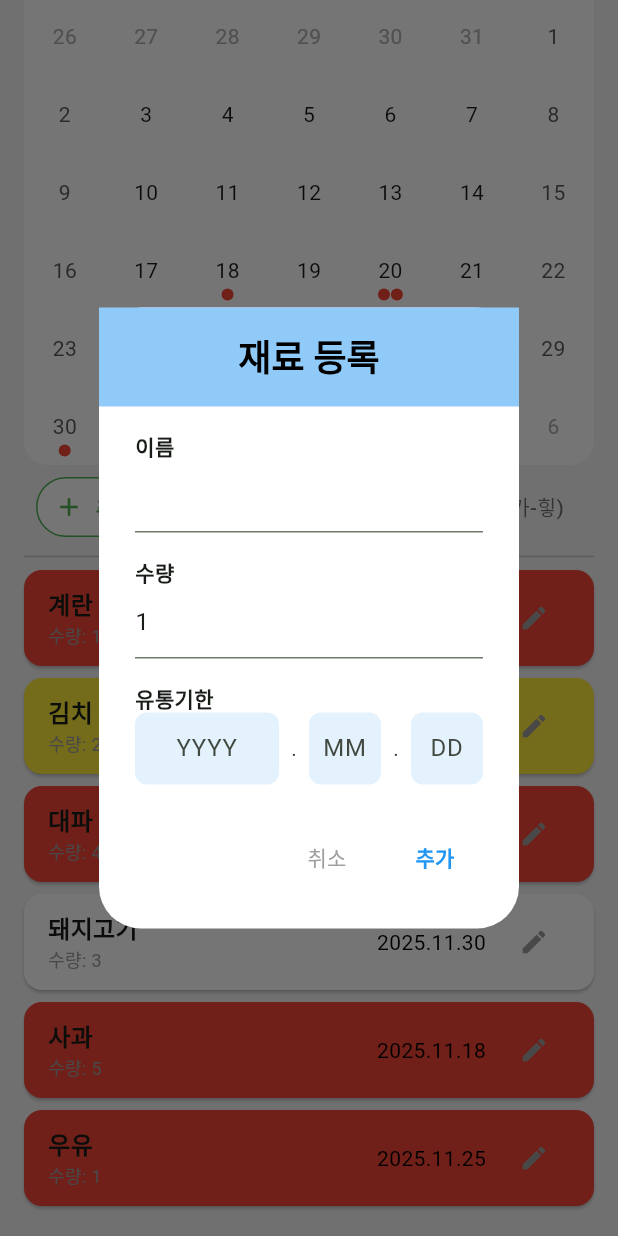
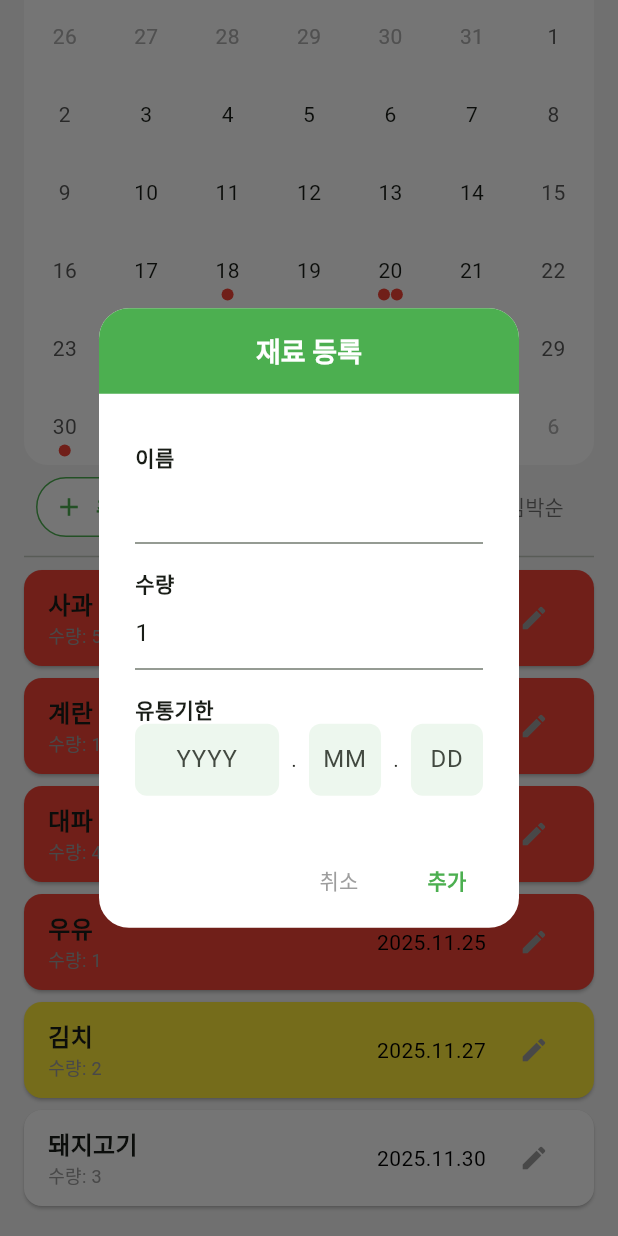
Before and after one commit to HS-Mobile-Programming/HomeMate, a Flutter app: the RefrigeratorScreen screen opened directly, scrolled down 98 dp, after a tap on "추가", on a phone screen of 412 x 824 dp. Run offline on Flutter 3.47's test engine with Material 3 defaults, Android fonts, the phone set to English and light mode, and no system bars; drawn by our look-alikes of table_calendar; our stand-ins replace cloud_firestore, firebase_core, google_generative_ai; accounts and stored records are empty.

Commit message:
재료 등록 창 디자인 개선

```diff
--- a/lib/screens/refrigerator_screen.dart
+++ b/lib/screens/refrigerator_screen.dart
@@ -51,7 +51,7 @@ class _RefrigeratorScreenState extends State<RefrigeratorScreen> {
 
   // 재료 목록의 정렬 방식 (기본값: nameAsc - 이름 오름차순)
   // 이 값에 따라 _refreshList()에서 목록을 정렬하는 방식이 달라집니다.
-  SortMode _sortMode = SortMode.nameAsc;
+  SortMode _sortMode = SortMode.expiryAsc;
 
 
   // 4. 화면에 보여질 리스트
@@ -143,23 +143,24 @@ class _RefrigeratorScreenState extends State<RefrigeratorScreen> {
     showDialog(
       context: context,
       builder: (context) { // 'context'는 다이얼로그가 그려질 위치(화면) 정보입니다.
+        final colorScheme = Theme.of(context).colorScheme;
 
-        // (내부 함수) 년/월/일 입력을 위한 텍스트 필드 UI를 생성합니다.
+        // [복원] 기존 날짜 입력용 TextField 스타일
         Widget buildDateTextField(TextEditingController controller, String hint, int maxLength) {
           return TextField(
-            controller: controller, // 이 컨트롤러와 텍스트 필드를 연결
-            maxLength: maxLength, // 최대 입력 글자 수 (예: 'YYYY'는 4)
-            keyboardType: TextInputType.number, // 숫자 키보드만 표시
-            inputFormatters: [FilteringTextInputFormatter.digitsOnly], // 숫자만 입력되도록 필터링
-            textAlign: TextAlign.center, // 텍스트 가운데 정렬
+            controller: controller,
+            maxLength: maxLength,
+            keyboardType: TextInputType.number,
+            inputFormatters: [FilteringTextInputFormatter.digitsOnly],
+            textAlign: TextAlign.center,
             decoration: InputDecoration(
-              hintText: hint, // 입력 예시 (예: "YYYY")
-              counterText: '', // '4/4' 같은 글자 수 표시 숨김
-              filled: true, // 배경색 채우기
-              fillColor: Colors.blue[50], // 연한 파란색 배경
+              hintText: hint,
+              counterText: '',
+              filled: true,
+              fillColor: colorScheme.primary.withValues(alpha: 0.1), // 연한 메인 색상으로 변경
               border: OutlineInputBorder(
                   borderRadius: BorderRadius.circular(8),
-                  borderSide: BorderSide.none // 테두리선 없음
+                  borderSide: BorderSide.none
               ),
               contentPadding: const EdgeInsets.symmetric(vertical: 12),
             ),
@@ -168,36 +169,41 @@ class _RefrigeratorScreenState extends State<RefrigeratorScreen> {
 
         // AlertDialog: 다이얼로그의 본체입니다.
         return AlertDialog(
-          // (다이얼로그 UI 코드는 동일)
           backgroundColor: Colors.white, // 다이얼로그 배경색
+          shape: RoundedRectangleBorder(borderRadius: BorderRadius.circular(20)),
           titlePadding: EdgeInsets.zero, // 제목(Title) 영역의 기본 패딩(여백) 제거
           title: Container( // 제목 영역을 직접 디자인
-            color: Colors.blue[200], // 제목 배경색
+            decoration: BoxDecoration(
+                color: colorScheme.primary, // 메인 색상으로 변경
+                borderRadius: const BorderRadius.only(
+                  topLeft: Radius.circular(20),
+                  topRight: Radius.circular(20),
+                )
+            ),
             padding: const EdgeInsets.symmetric(vertical: 16),
             child: Center(
               child: Text(
                 isEditMode ? "재료 수정" : "재료 등록", // 모드에 따라 텍스트 변경
-                style: const TextStyle(
-                    fontWeight: FontWeight.bold, color: Colors.black),
+                style: TextStyle(
+                    fontWeight: FontWeight.bold, color: colorScheme.onPrimary, fontSize: 18), // 대비되는 색상으로 변경
               ),
             ),
           ),
           content: SingleChildScrollView( // 내용(Content) 영역
-            // 내용이 길어지면 스크롤이 가능하도록 합니다.
+            padding: const EdgeInsets.only(top: 16.0),
             child: Column(
               mainAxisSize: MainAxisSize.min, // 컨텐츠 높이만큼만 다이얼로그 크기 잡기
               crossAxisAlignment: CrossAxisAlignment.start, // '이름', '수량' 글자를 왼쪽 정렬
               children: [
                 const Text("이름", style: TextStyle(fontWeight: FontWeight.bold)),
-                TextField(controller: nameController, /* ... */),
+                TextField(controller: nameController),
                 const SizedBox(height: 16), // 위젯 사이의 수직 간격
                 const Text("수량", style: TextStyle(fontWeight: FontWeight.bold)),
-                TextField(controller: quantityController, /* ... */),
+                TextField(controller: quantityController, keyboardType: TextInputType.number, inputFormatters: [FilteringTextInputFormatter.digitsOnly]),
                 const SizedBox(height: 16),
                 const Text("유통기한", style: TextStyle(fontWeight: FontWeight.bold)),
                 Row( // 년/월/일 필드를 가로로 배치
                   children: [
-                    // Expanded: Row 안에서 남은 공간을 차지하는 비율을 정합니다.
                     Expanded(flex: 2, child: buildDateTextField(yearController, "YYYY", 4)), // '년' (2비율)
                     const Padding(padding: EdgeInsets.symmetric(horizontal: 8), child: Text(".")),
                     Expanded(flex: 1, child: buildDateTextField(monthController, "MM", 2)), // '월' (1비율)
@@ -208,6 +214,7 @@ class _RefrigeratorScreenState extends State<RefrigeratorScreen> {
               ],
             ),
           ),
+          actionsPadding: const EdgeInsets.symmetric(horizontal: 16, vertical: 8),
           actions: [ // 하단 버튼(Actions) 영역
             TextButton(
               onPressed: () => Navigator.pop(context), // 버튼 누르면 다이얼로그 닫기
@@ -216,28 +223,26 @@ class _RefrigeratorScreenState extends State<RefrigeratorScreen> {
             TextButton(
               onPressed: () async { // [수정] async 추가
                 // [유효성 검사 (Validation)]
-
-                // 1. 입력값 가져오기 (trim: 앞뒤 공백 제거)
                 final name = nameController.text.trim();
                 final quantityStr = quantityController.text.trim();
                 final yearStr = yearController.text.trim();
                 final monthStr = monthController.text.trim();
                 final dayStr = dayController.text.trim();
 
-                // 2. 이름 검사
+                // 이름 검사
                 if (name.isEmpty) {
                   _showErrorSnackBar("이름을 입력해주세요.");
                   return; // 함수 종료
                 }
 
-                // 3. 수량 검사
+                // 수량 검사
                 int quantity = int.tryParse(quantityStr) ?? 0; // 숫자로 변환 시도, 실패하면 0
                 if (quantity <= 0) {
                   _showErrorSnackBar("수량을 1 이상 입력해주세요.");
                   return;
                 }
 
-                // 4. 날짜 검사
+                // 날짜 검사
                 String expiryDate;
                 if (yearStr.isEmpty || monthStr.isEmpty || dayStr.isEmpty) {
                   _showErrorSnackBar("유통기한(연/월/일)을 모두 입력해주세요.");
@@ -248,43 +253,35 @@ class _RefrigeratorScreenState extends State<RefrigeratorScreen> {
                   int y = int.parse(yearStr);
                   int m = int.parse(monthStr);
                   int d = int.parse(dayStr);
-                  DateTime date = DateTime(y, m, d); // 2025, 2, 30 -> 2025, 3, 1 (DateTime이 자동 보정)
+                  DateTime date = DateTime(y, m, d);
 
-                  // '2025.2.30'처럼 유효하지 않은 날짜를 입력했는지 확인 (보정된 날짜와 원본이 다른지)
                   if (date.year != y || date.month != m || date.day != d) {
                     throw FormatException("유효하지 않은 날짜입니다.");
                   }
 
-                  // 오늘 날짜와 비교 (시간, 분, 초 제외)
                   DateTime today = DateTime.now();
                   DateTime todayOnly = DateTime(today.year, today.month, today.day);
-                  if (date.isBefore(todayOnly)) { // 선택한 날짜가 오늘 이전이면
+                  if (date.isBefore(todayOnly)) {
                     _showErrorSnackBar("유통기한이 오늘보다 빠를 수 없습니다.");
                     return;
                   }
 
-                  // 모든 검사 통과 -> "yyyy.MM.dd" 형식의 문자열로 변환
                   expiryDate = DateFormat('yyyy.MM.dd').format(date);
                 } catch (e) {
-                  // int.parse 실패 또는 FormatException 발생 시
                   _showErrorSnackBar("유효하지 않은 날짜 형식입니다.");
                   return;
                 }
 
                 Navigator.pop(context); // 다이얼로그 닫기
 
-
-                //  11. 로직 대신 서비스 호출
-                // 유효성 검사를 모두 통과하면, 실제 데이터 처리는 서비스에 위임합니다.
+                // 로직 대신 서비스 호출
                 if (isEditMode) {
-                  // '수정' 모드일 경우
                   await _service.updateIngredient(ingredient.id,
                     name: name,
                     quantity: quantity,
                     expiryTime: expiryDate,
                   );
                 } else {
-                  // '등록' 모드일 경우
                   await _service.addIngredient(
                     name: name,
                     quantity: quantity,
@@ -292,11 +289,11 @@ class _RefrigeratorScreenState extends State<RefrigeratorScreen> {
                   );
                 }
 
-                await _refreshList(); // 12. 서비스 호출 후 화면 갱신 (가장 중요)
+                await _refreshList(); // 서비스 호출 후 화면 갱신
               },
               child: Text(
                 isEditMode ? "수정" : "추가", // 모드에 따라 버튼 텍스트 변경
-                style: const TextStyle(color: Colors.blue, fontWeight: FontWeight.bold),
+                style: TextStyle(color: colorScheme.primary, fontWeight: FontWeight.bold),
               ),
             ),
           ],
@@ -348,7 +345,6 @@ class _RefrigeratorScreenState extends State<RefrigeratorScreen> {
       body: CustomScrollView(
         slivers: [
           // [달력 위젯]
-          // 기존 Container를 SliverToBoxAdapter로 감싸서 Sliver 영역에 배치
           SliverToBoxAdapter(
             child: Padding(
               // 기존 SingleChildScrollView의 padding(16.0)을 여기서 적용
```
